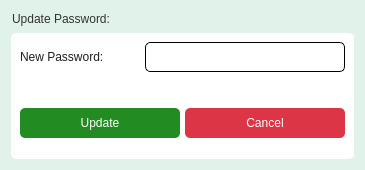
Qt form app/src/ui/employee/update_password.ui (Kazu0210/Inventory-System) before a commit.
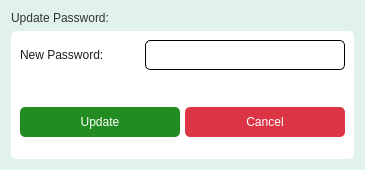
The same form after that commit.

Commit message: removed the borders from the ui

```diff
--- a/app/src/ui/employee/update_password.ui
+++ b/app/src/ui/employee/update_password.ui
@@ -33,6 +33,7 @@
 font: 10pt &quot;Noto Sans&quot;;
 color: #1E1E1E;
 background-color: transparent;
+border: none;
 }
 #Form{
 background-color: #E0F2E9;
```
The commit also changes 9955 other files.
